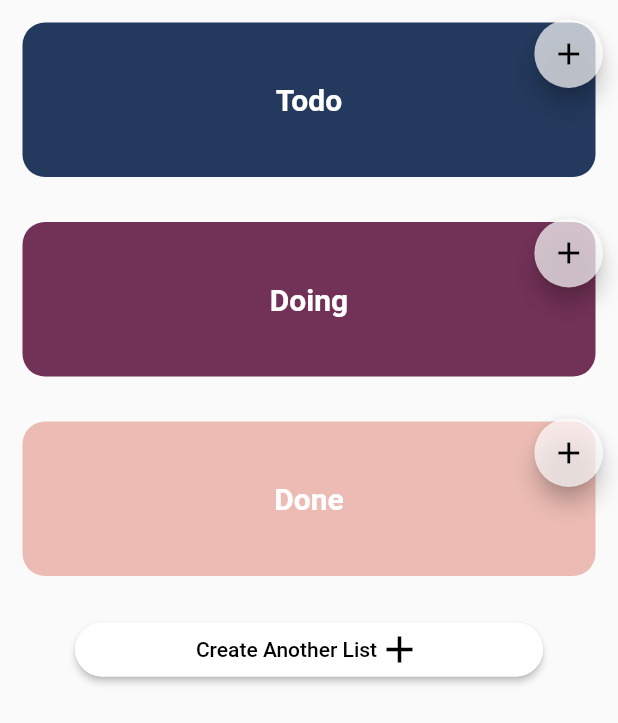
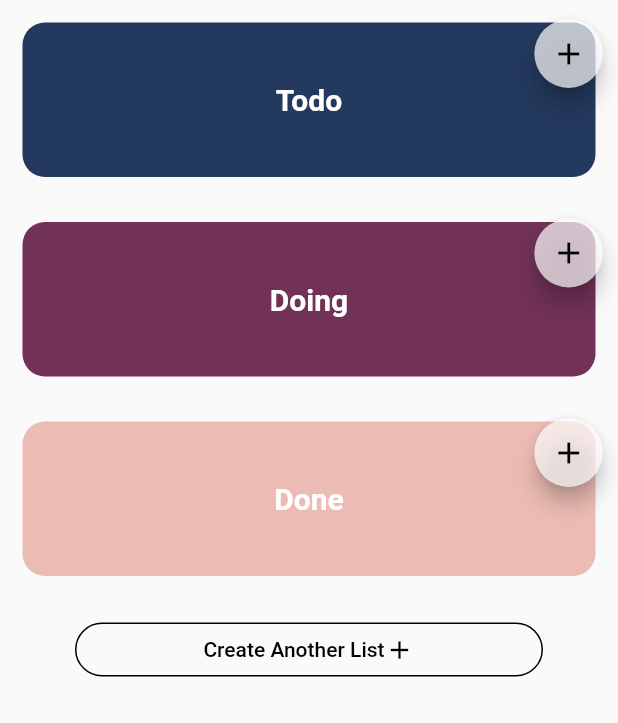
Before and after one commit to iot-lab-kiit/iotlab-app, a Flutter app: the Tasks screen opened directly, on a phone screen of 412 x 824 dp. Shown: the top 723 px of the screen. Run offline on Flutter 3.47's test engine with Material 2 defaults, Android fonts, the phone set to English and light mode, and no system bars; missing offline and left inert: dart:html; network calls fail.

Commit message:
work desc

```diff
--- a/lib/pages/profile.dart
+++ b/lib/pages/profile.dart
@@ -242,8 +242,9 @@ class _TasksState extends State<Tasks> {
             Padding(
               padding:
                   const EdgeInsets.only(top: 10.0, left: 50.0, right: 50.0),
-              child: MaterialButton(
-                onPressed: () {},
+              child: OutlineButton(
+                  borderSide: BorderSide(
+                      color: Colors.black, style: BorderStyle.solid, width: 1),
                   child: Row(
                     mainAxisAlignment: MainAxisAlignment.center,
                     children: [
@@ -256,21 +257,13 @@ class _TasksState extends State<Tasks> {
                       Icon(
                         Icons.add,
                         color: Colors.black,
-                      size: 30.0,
+                        size: 20.0,
                       )
                     ],
                   ),
-                minWidth: UIConstants.fitToWidth(100, context),
-                shape: RoundedRectangleBorder(
-                  borderRadius: BorderRadius.circular(
-                    20.0,
-                  ),
-                  side: BorderSide(
-                    color: Colors.white,
-                  ),
-                ),
-                color: Colors.white,
-              ),
+                  onPressed: null,
+                  shape: new RoundedRectangleBorder(
+                      borderRadius: new BorderRadius.circular(30.0))),
             ),
           ],
         ),
```
Also changed, not shown: lib/pages/workDescriptionPage.dart (added, +27 -0 lines). Lines whose indentation alone changed are shown as unchanged.
